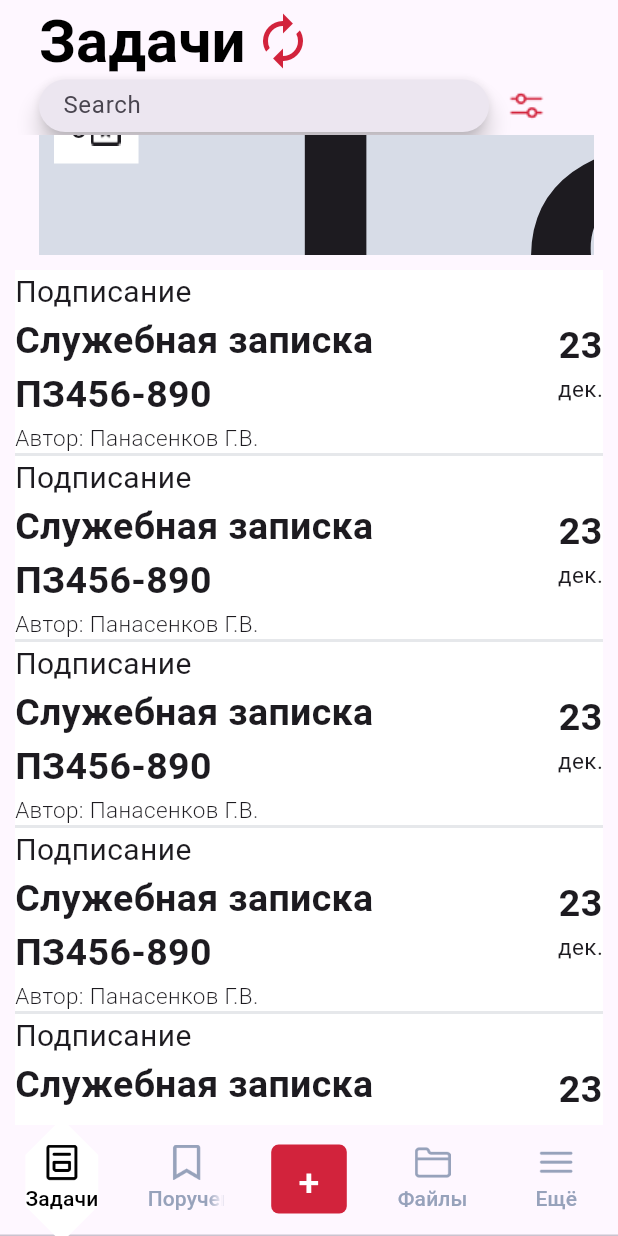
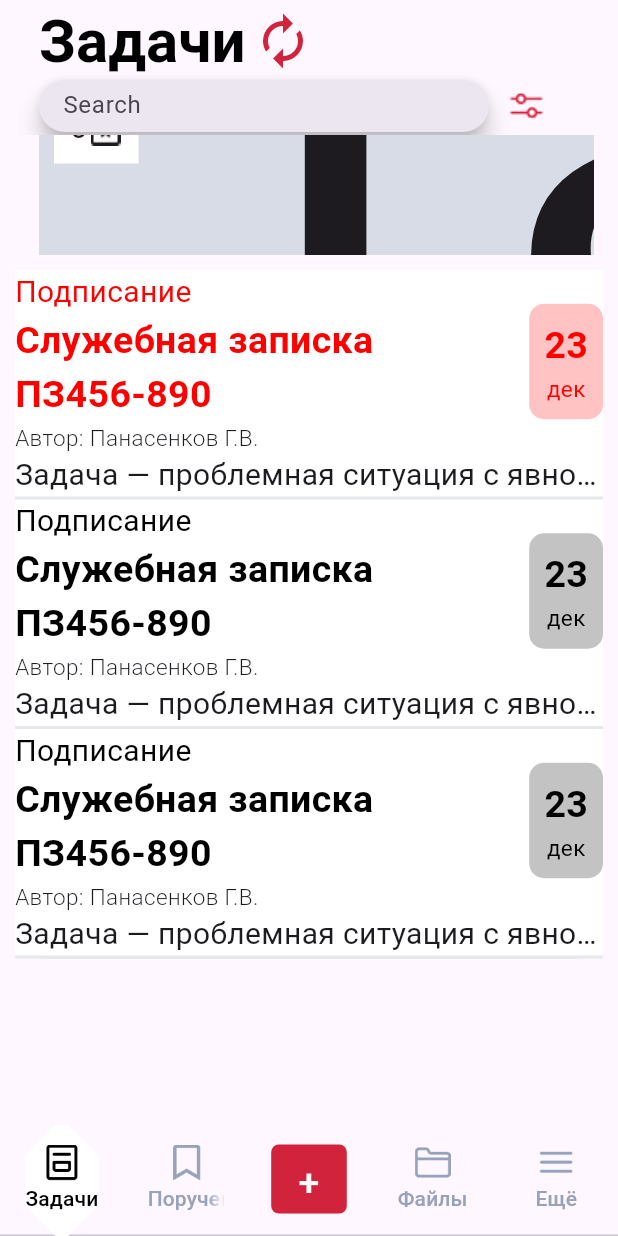
Before and after one commit to MikeTsvirkunov/TerraLinkFlutterTest, a Flutter app: the screen it shows after launch, on a phone screen of 412 x 824 dp. Run offline on Flutter 3.47's test engine with Material 3 defaults, Android fonts, the phone set to English and light mode, and no system bars.

Commit message:
MaketOfTaskBlock

```diff
--- a/lib/pages/task_page/horizontall_container/horizontal_scroll_bar.dart
+++ b/lib/pages/task_page/horizontall_container/horizontal_scroll_bar.dart
@@ -1,5 +1,5 @@
 import 'package:flutter/material.dart';
-import './horizontal_container.dart';
+// import './horizontal_container.dart';
 
 class HorizontalScrollBar extends StatefulWidget {
   const HorizontalScrollBar({super.key});
--- a/lib/pages/task_page/task_block.dart
+++ b/lib/pages/task_page/task_block.dart
@@ -1,8 +1,16 @@
 import 'package:flutter/material.dart';
-import 'package:flutter_application_terra_link_test/global.dart';
+// import 'package:flutter_application_terra_link_test/global.dart';
 
 class TaskBlock extends StatefulWidget {
-  const TaskBlock({super.key});
+  final String typeOfTask;
+  final String docName;
+  final String day;
+  final String month;
+  final String description;
+  final int red;
+  final int green;
+  final int blue;
+  const TaskBlock(this.typeOfTask, this.docName, this.day, this.month, this.description, this.red, this.green, this.blue, {super.key});
   @override
   State<TaskBlock> createState() => _BlockTaskState();
 }
@@ -12,11 +20,12 @@ class _BlockTaskState extends State<TaskBlock> {
   Widget build(BuildContext context) {
     return Container(
       width: double.maxFinite,
-      decoration: BoxDecoration(
+      decoration: const BoxDecoration(
         border: Border(bottom: BorderSide(color: Color.fromARGB(255, 230, 232, 235), width: 2)),
         color: Colors.white,
       ),
-      child: const Row(
+      child: Column(
+        children: [ Row(
           children: [
             SizedBox(
               width: 250,
@@ -25,35 +34,61 @@ class _BlockTaskState extends State<TaskBlock> {
                 crossAxisAlignment: CrossAxisAlignment.start,
                 children: [
                   Text(
-                  'Подписание',
-                  style: TextStyle(fontSize: 20),
+                    widget.typeOfTask,
+                    style: TextStyle(
+                      fontSize: 20,
+                      color: Color.fromARGB(255, widget.red, widget.green, widget.blue)
+                    ),
                   ),
                   Text(
-                  'Служебная записка ПЗ456-890',
-                  style: TextStyle(fontWeight: FontWeight.bold, fontSize: 25),
+                    widget.docName,
+                    style: TextStyle(
+                      fontWeight: FontWeight.bold,
+                      fontSize: 25,
+                      color: Color.fromARGB(255, widget.red, widget.green, widget.blue)
                     ),
-                Text(
+                  ),
+                  const Text(
                     'Автор: Панасенков Г.В.',
-                  style: TextStyle(fontSize: 15, fontWeight: FontWeight.w300),
+                    style: const TextStyle(fontSize: 15, fontWeight: FontWeight.w300),
                   ),
                 ],
               )
             ),
-          Spacer(),
-          Column(
+            const Spacer(),
+            Container(
+              padding: const EdgeInsets.all(10),
+              decoration: BoxDecoration(
+                borderRadius: const BorderRadius.all(Radius.circular(10)),
+                color: Color.fromARGB(60, widget.red, widget.green, widget.blue)
+              ),
+              child: Column(
                 mainAxisAlignment: MainAxisAlignment.start,
                 children: [
-            Text('23',
-              style:
-              TextStyle(fontWeight: FontWeight.bold, fontSize: 25)
+                  Text(widget.day,
+                    style: TextStyle(
+                      fontWeight: FontWeight.bold,
+                      fontSize: 25,
+                      color: Color.fromARGB(255, widget.red, widget.green, widget.blue))
                   ),
                   Text(
-              'дек.',
-              style: TextStyle(fontSize: 15),
+                    widget.month,
+                    style: TextStyle(
+                      fontSize: 15,
+                      color: Color.fromARGB(255, widget.red, widget.green, widget.blue)
+                    ),
                   )
                 ],
               )
+            ),
           ],
+        ),
+        Text(
+            widget.description,
+            overflow: TextOverflow.ellipsis,
+            style: const TextStyle(fontSize: 20, fontWeight: FontWeight.normal),
+          ),
+      ]
       )
     );
   }
--- a/lib/pages/task_page/task_container.dart
+++ b/lib/pages/task_page/task_container.dart
@@ -1,37 +1,44 @@
 import 'package:flutter/material.dart';
-import 'horizontall_container/horizontal_scroll_bar.dart';
+// import 'horizontall_container/horizontal_scroll_bar.dart';
 import './task_block.dart';
 
 class TaskContainer extends StatefulWidget {
   final ScrollController contr;
   const TaskContainer(this.contr, {super.key});
   @override
-  State<TaskContainer> createState() => _TaskContainerState(contr);
+  State<TaskContainer> createState() => _TaskContainerState();
 }
 
 class _TaskContainerState extends State<TaskContainer> {
-  final ScrollController contr;
-  _TaskContainerState(this.contr);
   @override
   Widget build(BuildContext context) {
     return SingleChildScrollView(
-      controller: contr,
+      controller: widget.contr,
       child: Container(
         margin: const EdgeInsets.fromLTRB(10, 10, 10, 100),
         decoration: const BoxDecoration(
           color: Color.fromARGB(255, 215, 220, 231),
           borderRadius: BorderRadius.all(Radius.circular(20))
         ),
-        child: Column(
+        child: const Column(
 
           children: <Widget>[
             // Text("Task1", textScaler: TextScaler.linear(20),),
-          TaskBlock(),
-          TaskBlock(),
-          TaskBlock(),
-          TaskBlock(),
-          TaskBlock(),
-          TaskBlock()
+          TaskBlock(
+            'Подписание',
+            'Служебная записка ПЗ456-890', '23',
+            'дек',
+            'Задача — проблемная ситуация с явно заданной целью, которую необходимо достичь; в более узком смысле задачей также называют саму', 255, 0, 0),
+          TaskBlock(
+            'Подписание',
+            'Служебная записка ПЗ456-890', '23',
+            'дек',
+            'Задача — проблемная ситуация с явно заданной целью, которую необходимо достичь; в более узком смысле задачей также называют саму', 0, 0, 0),
+          TaskBlock(
+            'Подписание',
+            'Служебная записка ПЗ456-890', '23',
+            'дек',
+            'Задача — проблемная ситуация с явно заданной целью, которую необходимо достичь; в более узком смысле задачей также называют саму', 0, 0, 0),
           ],
         )
       ),
```
Lines whose indentation alone changed are shown as unchanged.
